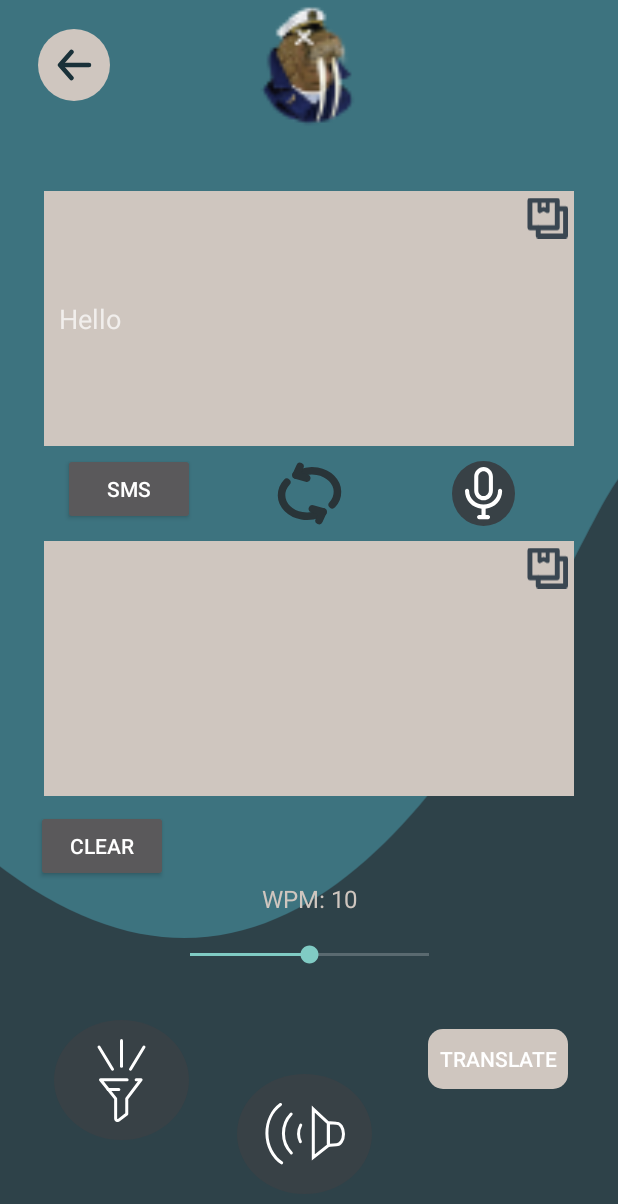
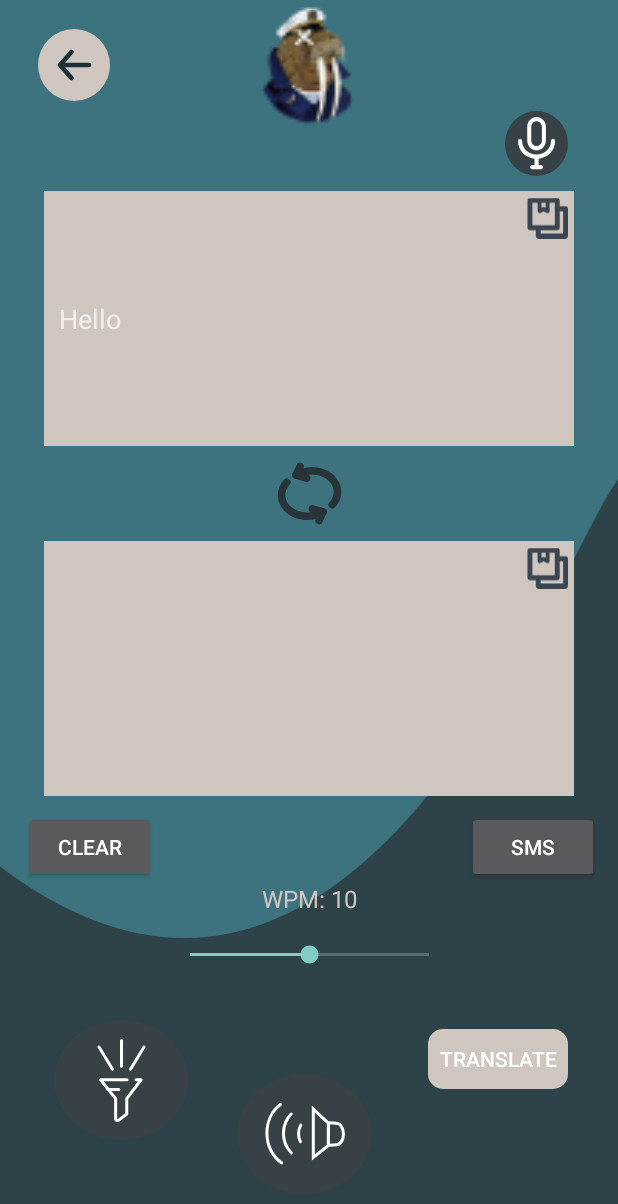
Before and after one commit to Blanccov/morslownik, an Android app built with Jetpack Compose: the TranslatorActivity screen opened directly, with no data from a screen before it, on a phone screen of 412 x 824 dp. Shown: the top 1204 px of the screen. Run offline under Robolectric (Android 15) with nearby library versions, the phone set to English and light mode, and no system bars; libraries missing offline, so code that uses them is left out: com.github.dhaval2404.imagepicker, com.google.mlkit.vision.

```diff
--- a/app/src/main/res/layout/translatorlayout.xml
+++ b/app/src/main/res/layout/translatorlayout.xml
@@ -45,13 +45,16 @@
         android:id="@+id/microphoneButton"
         android:layout_width="42dp"
         android:layout_height="43dp"
+        android:layout_marginBottom="10dp"
         android:background="@drawable/roundstyle"
         android:backgroundTint="#384146"
         android:src="@drawable/micro"
-        app:layout_constraintBottom_toTopOf="@+id/afterText"
+        app:layout_constraintBottom_toTopOf="@+id/prevText"
         app:layout_constraintEnd_toEndOf="parent"
-        app:layout_constraintStart_toEndOf="@+id/switchButton"
-        app:layout_constraintTop_toBottomOf="@+id/prevText" />
+        app:layout_constraintHorizontal_bias="0.91"
+        app:layout_constraintStart_toStartOf="parent"
+        app:layout_constraintTop_toTopOf="parent"
+        app:layout_constraintVertical_bias="1.0" />
 
     <TextView
         android:id="@+id/afterText"
@@ -180,20 +183,22 @@
         android:id="@+id/clearText"
         android:layout_width="wrap_content"
         android:layout_height="wrap_content"
-        android:layout_marginTop="540dp"
-        android:layout_marginEnd="300dp"
+        android:layout_marginTop="10dp"
         android:text="Clear"
         app:layout_constraintEnd_toEndOf="parent"
-        app:layout_constraintTop_toTopOf="parent" />
+        app:layout_constraintHorizontal_bias="0.049"
+        app:layout_constraintStart_toStartOf="parent"
+        app:layout_constraintTop_toBottomOf="@+id/afterText" />
 
     <Button
         android:id="@+id/smsButton"
         android:layout_width="wrap_content"
         android:layout_height="wrap_content"
-        android:layout_marginStart="42dp"
-        android:layout_marginTop="302dp"
+        android:layout_marginTop="10dp"
         android:text="SMS"
+        app:layout_constraintEnd_toEndOf="parent"
+        app:layout_constraintHorizontal_bias="0.96"
         app:layout_constraintStart_toStartOf="parent"
-        app:layout_constraintTop_toTopOf="parent" />
+        app:layout_constraintTop_toBottomOf="@+id/afterText" />
 
 </androidx.constraintlayout.widget.ConstraintLayout>
```
